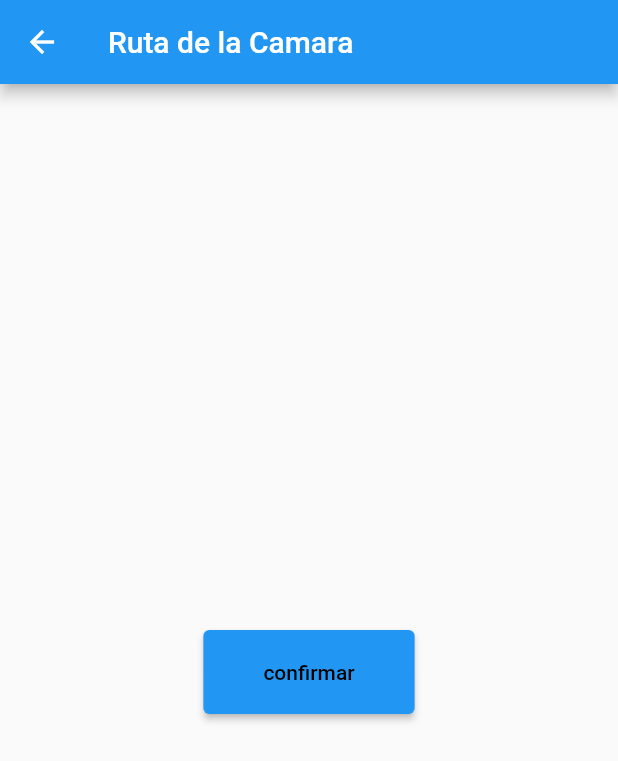
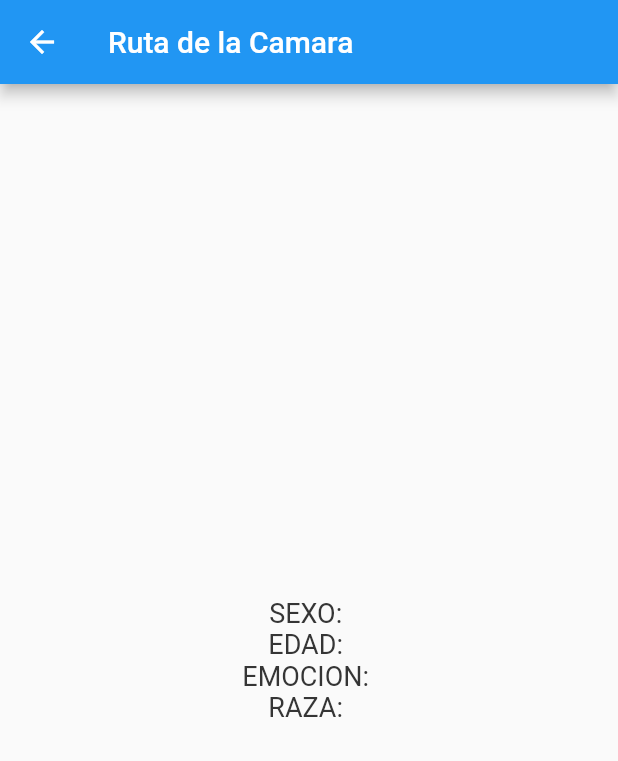
Before and after one commit to JuanCarlosAraujo/helloeyesight, a Flutter app: the screen it shows after launch, after a tap on "Camara", on a phone screen of 412 x 824 dp. Shown: the top 761 px of the screen. Run offline on Flutter 3.47's test engine with Material 2 defaults, Android fonts, the phone set to English and light mode, and no system bars; our stand-ins replace image_picker; missing offline and left inert: mobile_scanner; network calls fail.

Commit message:
commit: se arreglo el problema al imprimir datos

```diff
--- a/lib/ui/pages/_camara.dart
+++ b/lib/ui/pages/_camara.dart
@@ -6,9 +6,7 @@ import 'package:image_picker/image_picker.dart';
 import 'package:http/http.dart' as http;
 import 'dart:convert' as convert;
 import 'dart:io';
-
-String sexo = "";
-Map datosMapeados = {};
+import 'resultadosAPI.dart';
 
 class Camara extends StatefulWidget {
   const Camara({super.key});
@@ -27,52 +25,23 @@ class _Camara extends State<Camara> {
     if (image != null) {
       var imagen = File(image.path);
       MandarResultado(convert.base64Encode(imagen.readAsBytesSync()));
-      TraerResultado();
     }
+  }
+
+  Future<void> CambiarVista() async {
+    selImagen().whenComplete(() => Navigator.push(
+        context, MaterialPageRoute(builder: (context) => ResultadosAPI())));
   }
 
   Future<void> MandarResultado(var imagen) async {
     var response = await http.post(
-        Uri.parse("http://192.168.5.190/proyectos%20php/imagen"),
+        Uri.parse("https://c654-186-169-62-198.ngrok.io/proyectos%20php/datos"),
         body: {"imagen": imagen.toString()});
-  }
-
-  Future<void> TraerResultado() async {
-    var response =
-        await http.get(Uri.parse("http://192.168.5.190/proyectos%20php/datos"));
-    if (response.statusCode == 200) {
-      Map jsonResponse = convert.jsonDecode(response.body);
-      datosMapeados = jsonResponse;
-      if (datosMapeados['genero'] == null) {
-      } else {
-        sexo = datosMapeados['genero'];
-      }
-    }
   }
 
   @override
   Widget build(BuildContext context) {
-    selImagen();
-    return Scaffold(
-        appBar: AppBar(
-          title: Text("Ruta de la Camara"),
-        ),
-        body: Center(
-            child: Column(
-                mainAxisAlignment: MainAxisAlignment.center,
-                children: <Widget>[Text(sexo), confirmar(context)])) //ada
-        );
-  }
-
-  Widget confirmar(BuildContext context) {
-    return ElevatedButton(
-        style: ElevatedButton.styleFrom(
-            primary: Colors.blue,
-            onPrimary: Colors.black,
-            padding: EdgeInsets.symmetric(horizontal: 40, vertical: 20)),
-        onPressed: () {
-          setState(() {});
-        },
-        child: Text("confirmar"));
+    CambiarVista();
+    return Container();
   }
 }
--- /dev/null
+++ b/lib/ui/pages/resultadosAPI.dart
@@ -0,0 +1,79 @@
+import 'package:flutter/src/widgets/container.dart';
+import 'package:flutter/src/widgets/framework.dart';
+import 'package:flutter/material.dart';
+import 'package:image_picker/image_picker.dart';
+//import 'package:file_picker/file_picker.dart';
+import 'package:http/http.dart' as http;
+import 'dart:convert' as convert;
+import 'dart:io';
+
+String sexo = "";
+String emocion = "";
+String edad = "";
+String raza = "";
+Map datosMapeados = {};
+
+class ResultadosAPI extends StatefulWidget {
+  const ResultadosAPI({super.key});
+
+  @override
+  State<ResultadosAPI> createState() => _ResultadosAPIState();
+}
+
+class _ResultadosAPIState extends State<ResultadosAPI> {
+  // ignore: non_constant_identifier_names
+  Future<void> TraerResultado() async {
+    var response = await http.get(Uri.parse(
+        "https://c654-186-169-62-198.ngrok.io/proyectos%20php/datos"));
+    if (response.statusCode == 200) {
+      Map jsonResponse = convert.jsonDecode(response.body);
+      datosMapeados = jsonResponse;
+      if (datosMapeados['genero'] == null) {
+      } else {
+        sexo = datosMapeados['genero'];
+        edad = datosMapeados['edad'];
+        emocion = datosMapeados['emocion'];
+        raza = datosMapeados['raza'];
+      }
+    }
+  }
+
+  @override
+  Widget build(BuildContext context) {
+    TraerResultado();
+    return Scaffold(
+        appBar: AppBar(
+          title: Text("Ruta de la Camara"),
+        ),
+        body: Center(
+            child: Column(
+                mainAxisAlignment: MainAxisAlignment.center,
+                children: <Widget>[
+              Sexo(context),
+              Edad(context),
+              Emocion(context),
+              Raza(context)
+            ])) //ada
+        );
+  }
+}
+
+Widget Sexo(BuildContext context) {
+  return Text("SEXO: $sexo",
+      style: TextStyle(fontSize: 18, color: Color.fromARGB(255, 53, 53, 53)));
+}
+
+Widget Edad(BuildContext context) {
+  return Text("EDAD: $edad",
+      style: TextStyle(fontSize: 18, color: Color.fromARGB(255, 53, 53, 53)));
+}
+
+Widget Emocion(BuildContext context) {
+  return Text("EMOCION: $emocion",
+      style: TextStyle(fontSize: 18, color: Color.fromARGB(255, 53, 53, 53)));
+}
+
+Widget Raza(BuildContext context) {
+  return Text("RAZA: $raza",
+      style: TextStyle(fontSize: 18, color: Color.fromARGB(255, 53, 53, 53)));
+}
```
